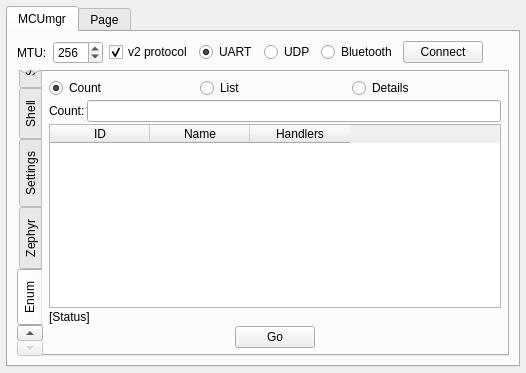
Qt form plugins/mcumgr/form.ui (thedjnK/AuTerm) before a commit.
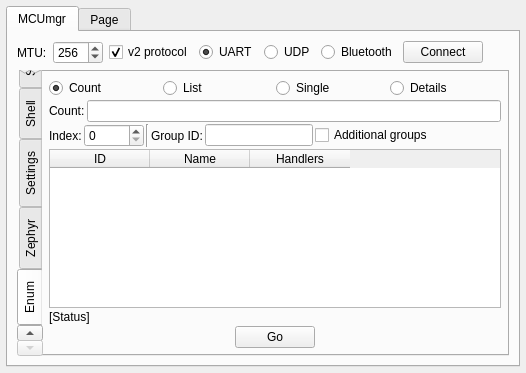
The same form after that commit. The open tabs and pages were chosen to show the change. Custom widgets are drawn as their Qt base class.

Commit message: plugins: mcumgr: Add WIP support for enum mgmt single command

```diff
--- a/plugins/mcumgr/form.ui
+++ b/plugins/mcumgr/form.ui
@@ -2166,6 +2166,13 @@
                </property>
               </widget>
              </item>
+             <item>
+              <widget class="QRadioButton" name="radio_Enum_Single">
+               <property name="text">
+                <string>Single</string>
+               </property>
+              </widget>
+             </item>
              <item>
               <widget class="QRadioButton" name="radio_Enum_Details">
                <property name="text">
@@ -2193,6 +2200,80 @@
              </item>
             </layout>
            </item>
+           <item>
+            <layout class="QHBoxLayout" name="horizontalLayout_23">
+             <item>
+              <widget class="QLabel" name="label_33">
+               <property name="text">
+                <string>Index:</string>
+               </property>
+              </widget>
+             </item>
+             <item>
+              <widget class="QSpinBox" name="edit_Enum_Index">
+               <property name="minimumSize">
+                <size>
+                 <width>60</width>
+                 <height>0</height>
+                </size>
+               </property>
+              </widget>
+             </item>
+             <item>
+              <widget class="Line" name="line_3">
+               <property name="orientation">
+                <enum>Qt::Orientation::Vertical</enum>
+               </property>
+              </widget>
+             </item>
+             <item>
+              <widget class="QLabel" name="label_34">
+               <property name="text">
+                <string>Group ID:</string>
+               </property>
+              </widget>
+             </item>
+             <item>
+              <widget class="QLineEdit" name="edit_Enum_Group_ID">
+               <property name="maxLength">
+                <number>6</number>
+               </property>
+               <property name="readOnly">
+                <bool>true</bool>
+               </property>
+              </widget>
+             </item>
+             <item>
+              <widget class="QCheckBox" name="edit_Enum_Group_Additional">
+               <property name="enabled">
+                <bool>true</bool>
+               </property>
+               <property name="text">
+                <string>Additional groups</string>
+               </property>
+               <property name="checkable">
+                <bool>true</bool>
+               </property>
+               <property name="checked">
+                <bool>false</bool>
+               </property>
+              </widget>
+             </item>
+             <item>
+              <spacer name="horizontalSpacer_22">
+               <property name="orientation">
+                <enum>Qt::Orientation::Horizontal</enum>
+               </property>
+               <property name="sizeHint" stdset="0">
+                <size>
+                 <width>40</width>
+                 <height>20</height>
+                </size>
+               </property>
+              </spacer>
+             </item>
+            </layout>
+           </item>
            <item>
             <widget class="QTableWidget" name="table_Enum_List_Details">
              <property name="editTriggers">
```
Left out of the diff: 4 changed lines with no effect on the pictures. The commit also changes 4 other files.
